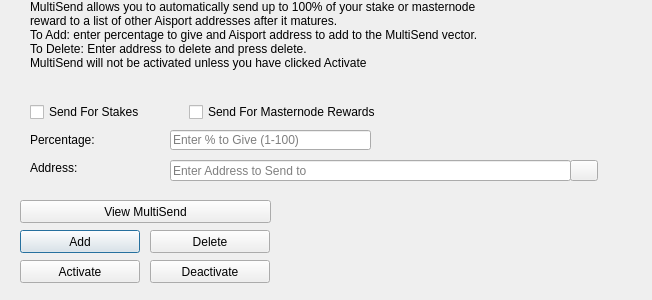
First picture: the form in src/qt/forms/multisenddialog.ui, repository MCLXI/TSC, before the edit.
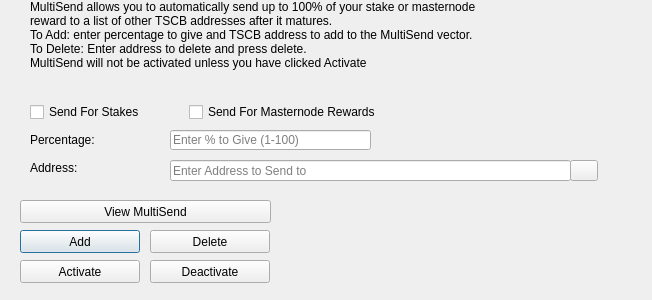
Second picture: the form after the edit. Icons and pictures are not drawn.

Diff of the .ui file:
```diff
--- a/src/qt/forms/multisenddialog.ui
+++ b/src/qt/forms/multisenddialog.ui
@@ -61,8 +61,8 @@
     <number>1</number>
    </property>
    <property name="text">
-    <string>MultiSend allows you to automatically send up to 100% of your stake or masternode reward to a list of other Aisport addresses after it matures.
-To Add: enter percentage to give and Aisport address to add to the MultiSend vector.
+    <string>MultiSend allows you to automatically send up to 100% of your stake or masternode reward to a list of other TSCB addresses after it matures.
+To Add: enter percentage to give and TSCB address to add to the MultiSend vector.
 To Delete: Enter address to delete and press delete.
 MultiSend will not be activated unless you have clicked Activate</string>
    </property>
```
Left out of the diff: 4 changed lines with no effect on the pictures.
